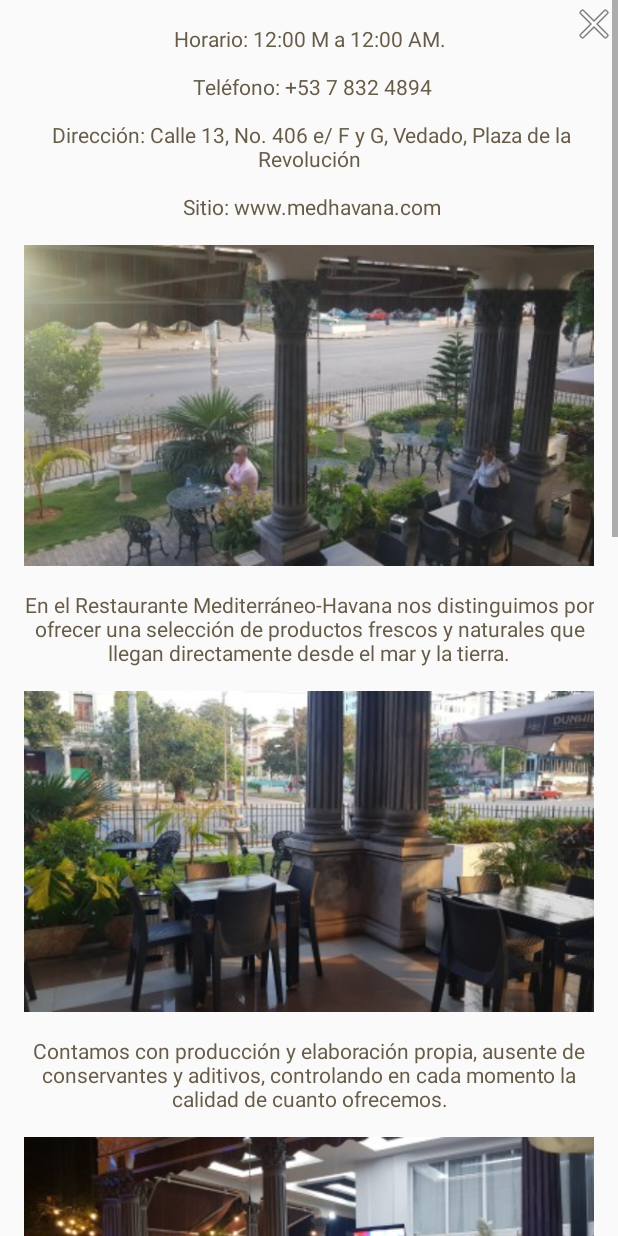
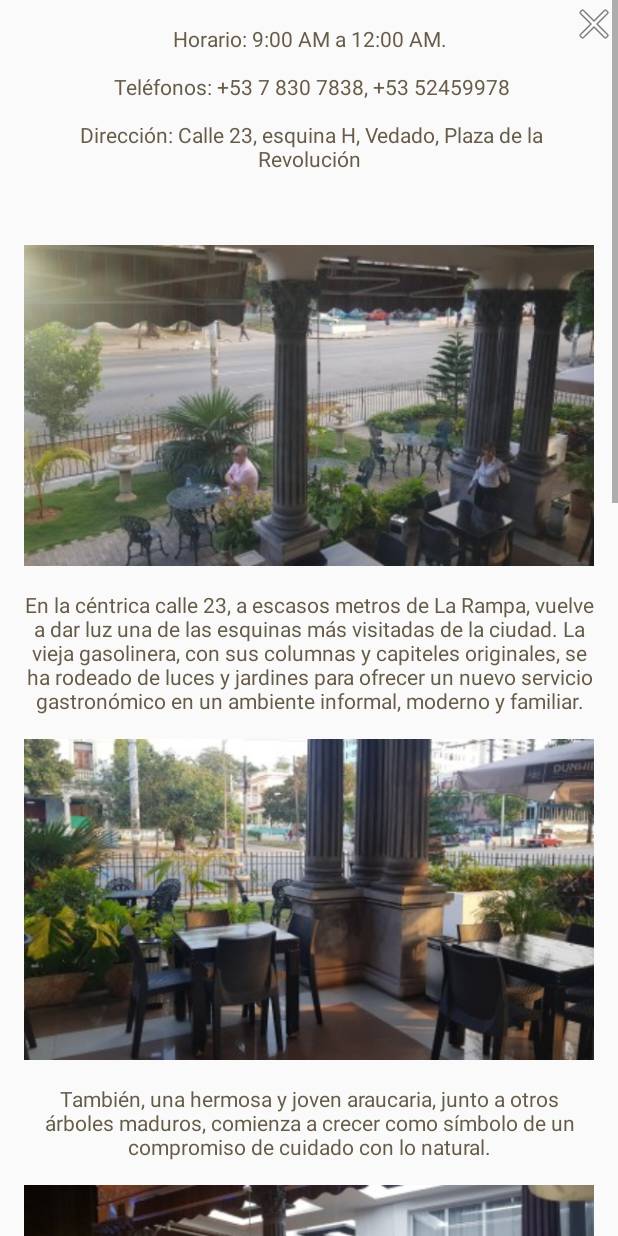
Before and after one commit to jlozanoher/Pacomeryllevar, an Android app: the layout about_us.xml on its own in the app's theme, with its tools: preview values and no code run, on a phone screen of 412 x 824 dp. Run offline under Robolectric (Android 15) with nearby library versions, the phone set to English and light mode, and no system bars.

Commit message:
Updated Texts and geolocalization

```diff
--- a/app/src/main/java/com/bonaro/restaurant/MainActivity.java
+++ b/app/src/main/java/com/bonaro/restaurant/MainActivity.java
@@ -135,8 +135,8 @@ public class MainActivity extends AppCompatActivity implements ActivityComs {
         }
 
         if(id == R.id.action_location){
-            double latitude = 23.14014;
-            double longitude = -82.39231;
+            double latitude = 23.13718;
+            double longitude = -82.38688;
             String label = "ABC Label";
             String uriBegin = "geo:" + latitude + "," + longitude;
             String query = latitude + "," + longitude + "(" + label + ")";
--- a/app/src/main/res/values/strings.xml
+++ b/app/src/main/res/values/strings.xml
@@ -46,19 +46,15 @@
     <string name="invite_friends" translatable="false">invite_friends</string>
     <string name="shared_language" translatable="false">language</string>
     <string name="title_description">Descripción</string>
-    <string name="description">Horario: 12:00 M a 12:00 AM.\n\n Teléfono: +53 7 832 4894\n\n  Dirección: Calle 13, No. 406 e/ F y G, Vedado, Plaza de la Revolución\n\n
-    Sitio: www.medhavana.com</string>
-    <string name="description2">En el Restaurante Mediterráneo-Havana nos distinguimos por ofrecer
-        una selección de productos frescos y naturales que llegan directamente desde el mar y la tierra.
+    <string name="description">Horario: 9:00 AM a 12:00 AM.\n\n Teléfonos:  +53 7 830 7838, +53 52459978\n\n
+        Dirección: Calle 23, esquina H, Vedado, Plaza de la Revolución\n\n
+    </string>
+    <string name="description2">En la céntrica calle 23, a escasos metros de La Rampa, vuelve a dar luz una de las esquinas más visitadas de la ciudad. La vieja gasolinera, con sus columnas y capiteles originales, se ha rodeado de luces y jardines para ofrecer un nuevo servicio gastronómico en un ambiente informal, moderno y familiar.
         </string>
-    <string name="description3">Contamos con producción y elaboración propia, ausente de conservantes y aditivos,
-        controlando en cada momento la calidad de cuanto ofrecemos.</string>
-    <string name="description4">Nuestro equipo de cocina combina tradiciones mediterráneas,
-        de la mano de Luigi, nuestro chef, oriundo de la Cerdeña, con la fusión y experiencia
-        de la cocina local.</string>
-    <string name="description5">Esperamos que la pasión que acá todos ponemos a su servicio,
-        logre satisfacerle con este ambiente y sabor mediterráneo, ideado para hacerle sentir en familia.</string>
-    <string name="description6">La finca Vista Hermosa nos provee de productos frescos y naturales, juntos formamos un genuino proyecto de la granja a la mesa.</string>
+    <string name="description3">También, una hermosa y joven araucaria, junto a otros árboles maduros, comienza a crecer como símbolo de un compromiso de cuidado con lo natural.</string>
+    <string name="description4">Saboreando una cocina ecléctica, cientos de visitantes ya acuden diariamente y eligen sus alimentos de  una amplia carta pensada para satisfacer las preferencias a la medida de las diferentes tendencias actuales de alimentación.</string>
+    <string name="description5">Cocinas cubana, caribeña, italiana, española, china e internacional, son el punto de partida para caracterizar las ofertas del nuevo equipo de chefs y emprendedores que se han sumado para dar vida nueva a un proyecto que se propone crecer y evolucionar en búsqueda de un servicio soberano, sustentable y de alta calidad.</string>
+    <string name="description6">Vegetarianos, veganos y celíacos, también encuentran platillos ajustados a sus preferencias y necesidades. En un dialogo preciso y abierto, meceros y chefs están siempre a la orden para ajustarse a las necesidades y preferencias de cada uno de los clientes de 23 y H.</string>
     <string name="about_us">Acerca de nosotros</string>
     <string name="read_more">Leer más</string>
     <string name="staff">Personal</string>
```
Also changed, not shown: 1 other file.
